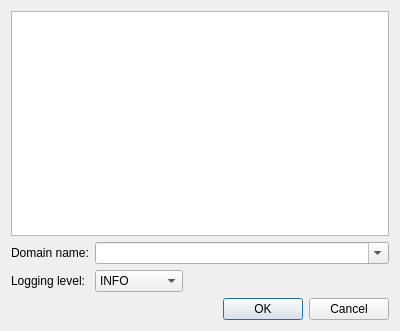
Qt form redhawk/src/base/framework/python/ossie/apps/rhlauncher/ui/devicedialog.ui (RedhawkSDR/core-framework) before a commit.
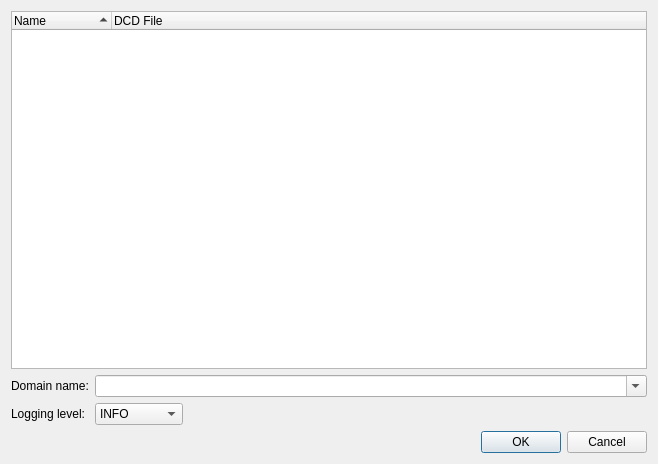
The same form after that commit.

What changed in the file:
```diff
--- a/redhawk/src/base/framework/python/ossie/apps/rhlauncher/ui/devicedialog.ui
+++ b/redhawk/src/base/framework/python/ossie/apps/rhlauncher/ui/devicedialog.ui
@@ -6,8 +6,8 @@
    <rect>
     <x>0</x>
     <y>0</y>
-    <width>400</width>
-    <height>331</height>
+    <width>658</width>
+    <height>464</height>
    </rect>
   </property>
   <property name="windowTitle">
@@ -15,7 +15,27 @@
   </property>
   <layout class="QVBoxLayout" name="verticalLayout">
    <item>
-    <widget class="QListWidget" name="nodeListWidget"/>
+    <widget class="QTreeWidget" name="nodeTreeWidget">
+     <property name="rootIsDecorated">
+      <bool>false</bool>
+     </property>
+     <property name="uniformRowHeights">
+      <bool>true</bool>
+     </property>
+     <property name="sortingEnabled">
+      <bool>true</bool>
+     </property>
+     <column>
+      <property name="text">
+       <string>Name</string>
+      </property>
+     </column>
+     <column>
+      <property name="text">
+       <string>DCD File</string>
+      </property>
+     </column>
+    </widget>
    </item>
    <item>
     <layout class="QGridLayout" name="gridLayout">
```
Left out of the diff: 16 changed lines with no effect on the pictures.
